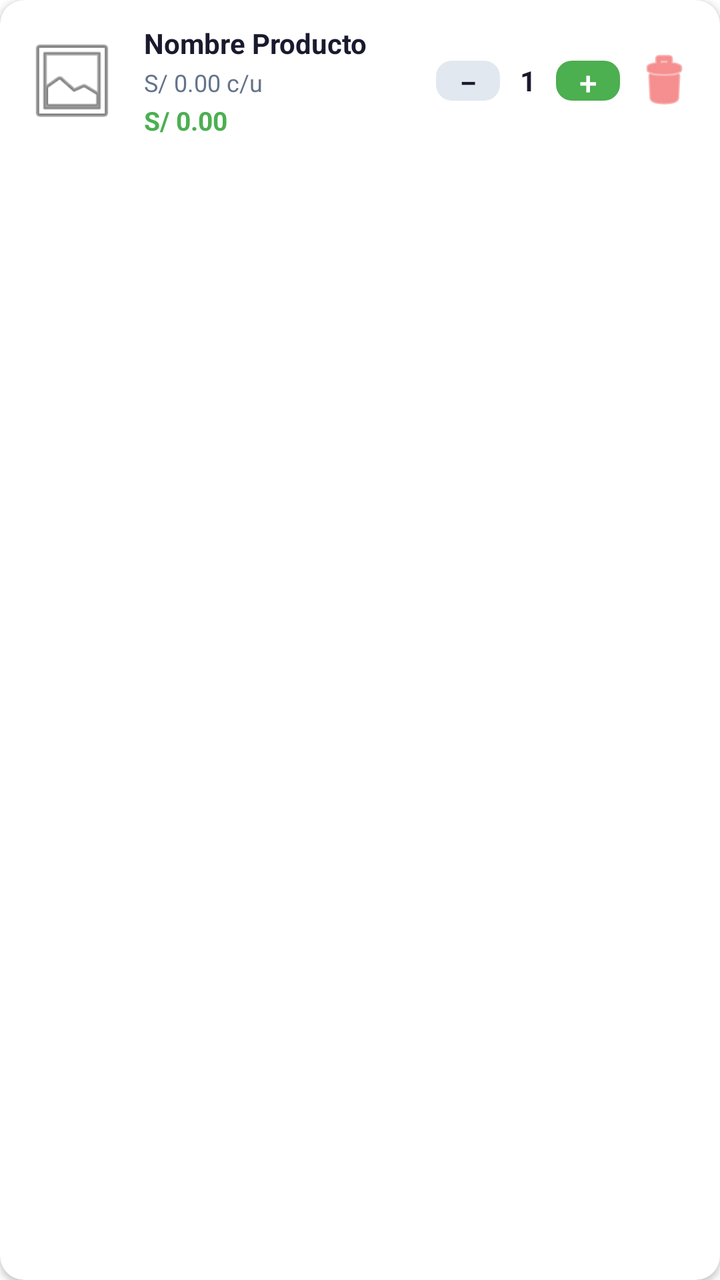
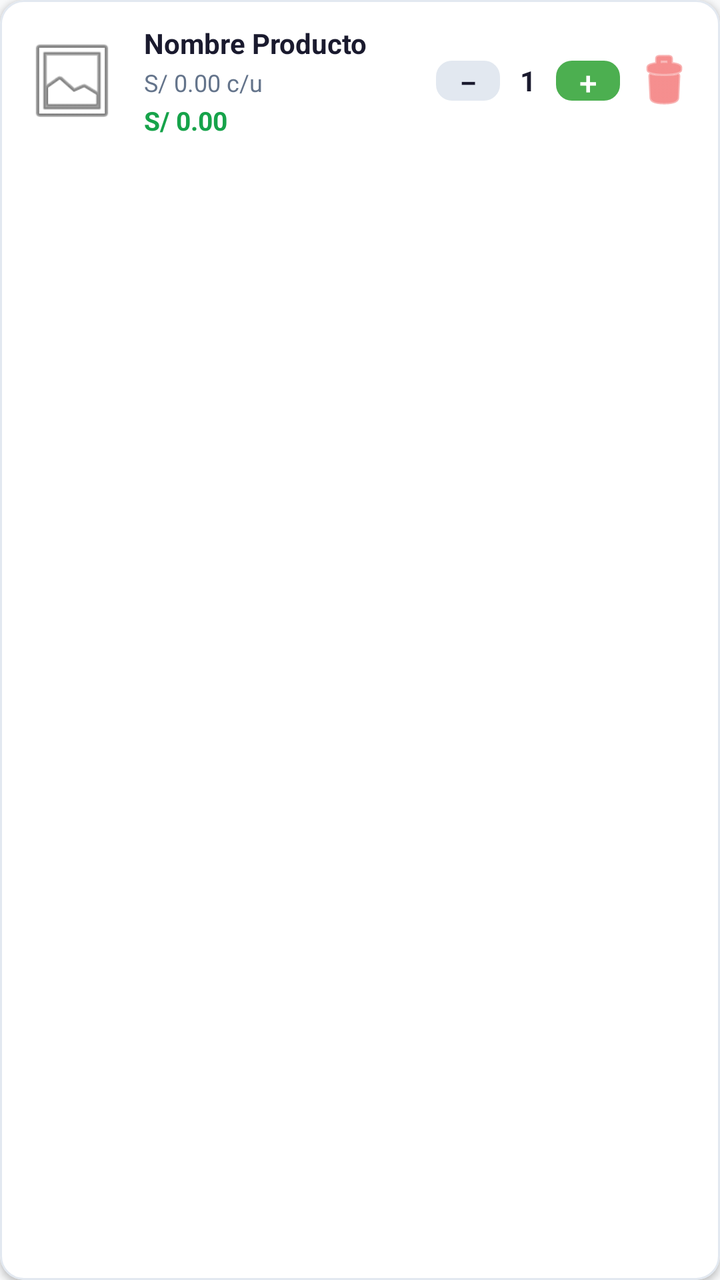

Before-and-after screenshots of an Android layout around one commit, followed by the original layout XML and the change that was made.
<!-- AndroidManifest.xml: application theme Theme.MiniMarketApp -->
<!-- res/layout/item_carrito.xml -->
<?xml version="1.0" encoding="utf-8"?>
<com.google.android.material.card.MaterialCardView
    xmlns:android="http://schemas.android.com/apk/res/android"
    xmlns:app="http://schemas.android.com/apk/res-auto"
    android:layout_width="match_parent"
    android:layout_height="wrap_content"
    android:layout_marginBottom="8dp"
    app:cardCornerRadius="12dp"
    app:cardElevation="2dp"
    app:cardBackgroundColor="#FFFFFF">

    <LinearLayout
        android:layout_width="match_parent"
        android:layout_height="wrap_content"
        android:orientation="horizontal"
        android:gravity="center_vertical"
        android:padding="12dp">

        
        <com.google.android.material.imageview.ShapeableImageView
            android:id="@+id/ivProducto"
            android:layout_width="48dp"
            android:layout_height="48dp"
            android:layout_marginEnd="12dp"
            android:scaleType="centerCrop"
            android:src="@android:drawable/ic_menu_gallery"
            app:shapeAppearanceOverlay="@style/ShapeAppearance.Material3.Corner.Small" />

        
        <LinearLayout
            android:layout_width="0dp"
            android:layout_height="wrap_content"
            android:layout_weight="1"
            android:orientation="vertical">

            <TextView
                android:id="@+id/tvNombre"
                android:layout_width="wrap_content"
                android:layout_height="wrap_content"
                android:text="Nombre Producto"
                android:textColor="#1A1A2E"
                android:textSize="14sp"
                android:textStyle="bold"
                android:maxLines="1"
                android:ellipsize="end"/>

            <TextView
                android:id="@+id/tvPrecio"
                android:layout_width="wrap_content"
                android:layout_height="wrap_content"
                android:text="S/ 0.00 c/u"
                android:textColor="#64748B"
                android:textSize="12sp"
                android:layout_marginTop="2dp"/>

            <TextView
                android:id="@+id/tvSubtotalLinea"
                android:layout_width="wrap_content"
                android:layout_height="wrap_content"
                android:text="S/ 0.00"
                android:textColor="#4CAF50"
                android:textSize="13sp"
                android:textStyle="bold"
                android:layout_marginTop="2dp"/>

        </LinearLayout>

        
        <LinearLayout
            android:layout_width="wrap_content"
            android:layout_height="wrap_content"
            android:orientation="horizontal"
            android:gravity="center_vertical">

            <com.google.android.material.button.MaterialButton
                android:id="@+id/btnRestar"
                android:layout_width="32dp"
                android:layout_height="32dp"
                android:padding="0dp"
                android:text="−"
                android:textSize="16sp"
                app:backgroundTint="#E2E8F0"
                android:textColor="#1A1A2E"
                app:cornerRadius="8dp"
                style="@style/Widget.MaterialComponents.Button.UnelevatedButton"/>

            <TextView
                android:id="@+id/tvCantidad"
                android:layout_width="28dp"
                android:layout_height="wrap_content"
                android:text="1"
                android:gravity="center"
                android:textColor="#1A1A2E"
                android:textSize="14sp"
                android:textStyle="bold"/>

            <com.google.android.material.button.MaterialButton
                android:id="@+id/btnSumar"
                android:layout_width="32dp"
                android:layout_height="32dp"
                android:padding="0dp"
                android:text="+"
                android:textSize="16sp"
                app:backgroundTint="#4CAF50"
                android:textColor="#FFFFFF"
                app:cornerRadius="8dp"
                style="@style/Widget.MaterialComponents.Button.UnelevatedButton"/>

            <ImageButton
                android:id="@+id/btnEliminar"
                android:layout_width="32dp"
                android:layout_height="32dp"
                android:layout_marginStart="6dp"
                android:background="?attr/selectableItemBackgroundBorderless"
                android:src="@android:drawable/ic_menu_delete"
                app:tint="#EF4444"
                android:contentDescription="Eliminar"/>

        </LinearLayout>

    </LinearLayout>

</com.google.android.material.card.MaterialCardView>
<!-- resources referenced by this layout -->
<resources>
  <style name="Theme.MiniMarketApp" parent="Theme.MaterialComponents.Light.NoActionBar">
          <item name="colorPrimary">#4CAF50</item>
          <item name="colorPrimaryVariant">#388E3C</item>
          <item name="colorSecondary">#FFC107</item>
          <item name="colorOnPrimary">#FFFFFF</item>
          <item name="colorOnSecondary">#1A1A2E</item>
      </style>
</resources>

<!-- the commit's change to res/layout/item_carrito.xml (unified diff, before → after) -->
@@ -7,7 +7,7 @@
     android:layout_marginBottom="8dp"
     app:cardCornerRadius="12dp"
     app:cardElevation="2dp"
-    app:cardBackgroundColor="#FFFFFF">
+    app:cardBackgroundColor="@color/fondo_card">
 
     <LinearLayout
         android:layout_width="match_parent"
@@ -38,7 +38,7 @@
                 android:layout_width="wrap_content"
                 android:layout_height="wrap_content"
                 android:text="Nombre Producto"
-                android:textColor="#1A1A2E"
+                android:textColor="@color/texto_principal"
                 android:textSize="14sp"
                 android:textStyle="bold"
                 android:maxLines="1"
@@ -49,7 +49,7 @@
                 android:layout_width="wrap_content"
                 android:layout_height="wrap_content"
                 android:text="S/ 0.00 c/u"
-                android:textColor="#64748B"
+                android:textColor="@color/texto_secundario"
                 android:textSize="12sp"
                 android:layout_marginTop="2dp"/>
 
@@ -58,7 +58,7 @@
                 android:layout_width="wrap_content"
                 android:layout_height="wrap_content"
                 android:text="S/ 0.00"
-                android:textColor="#4CAF50"
+                android:textColor="@color/verde_ganancia"
                 android:textSize="13sp"
                 android:textStyle="bold"
                 android:layout_marginTop="2dp"/>
@@ -79,8 +79,8 @@
                 android:padding="0dp"
                 android:text="−"
                 android:textSize="16sp"
-                app:backgroundTint="#E2E8F0"
-                android:textColor="#1A1A2E"
+                app:backgroundTint="@color/borde_card"
+                android:textColor="@color/texto_principal"
                 app:cornerRadius="8dp"
                 style="@style/Widget.MaterialComponents.Button.UnelevatedButton"/>
 
@@ -90,7 +90,7 @@
                 android:layout_height="wrap_content"
                 android:text="1"
                 android:gravity="center"
-                android:textColor="#1A1A2E"
+                android:textColor="@color/texto_principal"
                 android:textSize="14sp"
                 android:textStyle="bold"/>
 
@@ -101,8 +101,8 @@
                 android:padding="0dp"
                 android:text="+"
                 android:textSize="16sp"
-                app:backgroundTint="#4CAF50"
-                android:textColor="#FFFFFF"
+                app:backgroundTint="@color/verde_nav"
+                android:textColor="@color/texto_sobre_verde"
                 app:cornerRadius="8dp"
                 style="@style/Widget.MaterialComponents.Button.UnelevatedButton"/>
 
@@ -113,7 +113,7 @@
                 android:layout_marginStart="6dp"
                 android:background="?attr/selectableItemBackgroundBorderless"
                 android:src="@android:drawable/ic_menu_delete"
-                app:tint="#EF4444"
+                app:tint="@color/rojo_alerta"
                 android:contentDescription="Eliminar"/>
 
         </LinearLayout>
<!-- resource entries referenced after the edit -->
@@ -1,11 +1,46 @@
 <!-- resources referenced by this layout -->
 <resources>
-  <style name="Theme.MiniMarketApp" parent="Theme.MaterialComponents.Light.NoActionBar">
-          <item name="colorPrimary">#4CAF50</item>
+  <color name="borde_card">#E2E8F0</color>
+  <color name="fondo_card">#FFFFFF</color>
+  <color name="rojo_alerta">#EF4444</color>
+  <color name="texto_principal">#1A1A2E</color>
+  <color name="texto_secundario">#64748B</color>
+  <color name="texto_sobre_verde">#FFFFFF</color>
+  <color name="verde_ganancia">#16A34A</color>
+  <color name="verde_nav">#4CAF50</color>
+  <style name="Theme.MiniMarketApp" parent="Theme.MaterialComponents.DayNight.NoActionBar">
+  
+          
+          <item name="colorPrimary">@color/verde_nav</item>
           <item name="colorPrimaryVariant">#388E3C</item>
-          <item name="colorSecondary">#FFC107</item>
-          <item name="colorOnPrimary">#FFFFFF</item>
-          <item name="colorOnSecondary">#1A1A2E</item>
+          <item name="colorSecondary">@color/amarillo_accion</item>
+          <item name="colorOnPrimary">@color/texto_sobre_verde</item>
+          <item name="colorOnSecondary">@color/texto_sobre_amarillo</item>
+  
+          
+          <item name="android:windowBackground">@color/fondo_general</item>
+          <item name="android:colorBackground">@color/fondo_general</item>
+  
+          
+          <item name="android:textColorPrimary">@color/texto_principal</item>
+          <item name="android:textColorSecondary">@color/texto_secundario</item>
+          <item name="android:textColorHint">@color/texto_hint</item>
+  
+          
+          <item name="boxStrokeColor">@color/amarillo_accion</item>
+          <item name="hintTextColor">@color/amarillo_accion</item>
+  
+          
+          <item name="materialCardViewStyle">@style/Widget.App.CardView</item>
+      </style>
+  <color name="amarillo_accion">#FFC107</color>
+  <color name="texto_sobre_amarillo">#1A1A2E</color>
+  <color name="fondo_general">#F8F9FA</color>
+  <color name="texto_hint">#94A3B8</color>
+  <style name="Widget.App.CardView" parent="Widget.MaterialComponents.CardView">
+          <item name="cardBackgroundColor">@color/fondo_card</item>
+          <item name="strokeColor">@color/borde_card</item>
+          <item name="strokeWidth">1dp</item>
       </style>
 </resources>
 
